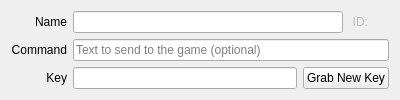
First picture: the form in src/ui/keybindings_main_area.ui, repository MorquinDevlar/Mudlet, before the edit.
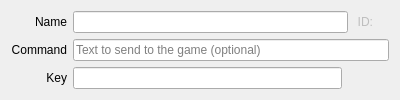
Second picture: the form after the edit.

```diff
--- a/src/ui/keybindings_main_area.ui
+++ b/src/ui/keybindings_main_area.ui
@@ -121,13 +121,6 @@
      </property>
     </widget>
    </item>
-   <item row="2" column="2" colspan="2">
-    <widget class="QPushButton" name="pushButton_key_grabKey">
-     <property name="text">
-      <string>Grab New Key</string>
-     </property>
-    </widget>
-   </item>
   </layout>
  </widget>
  <resources/>
```
